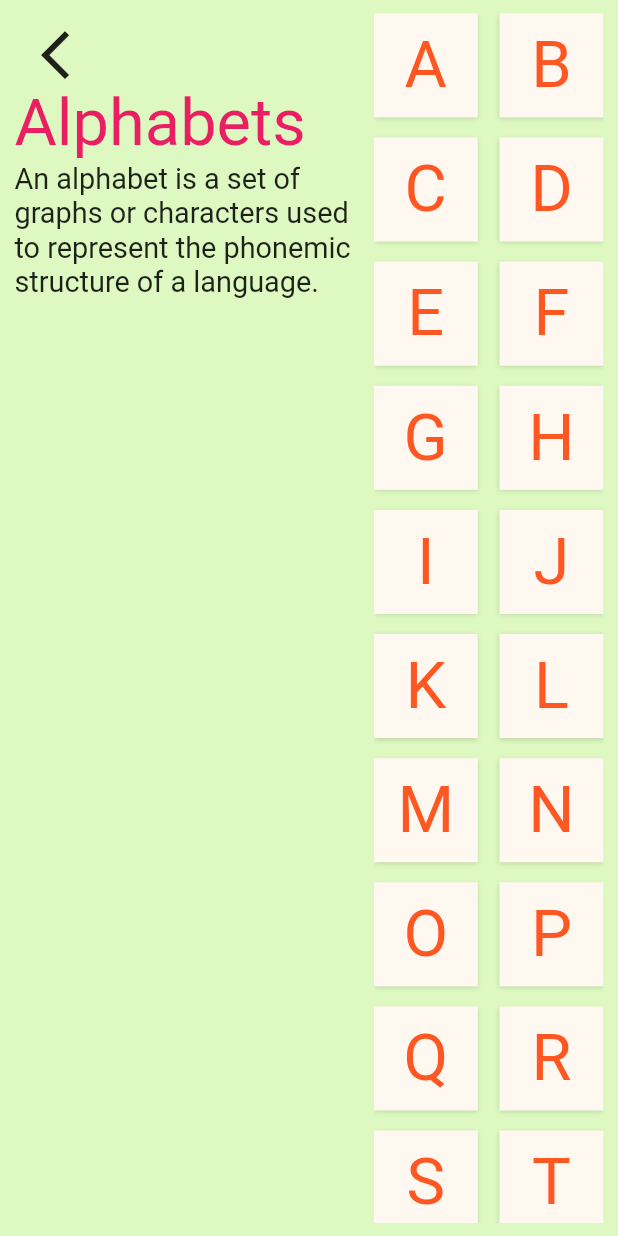
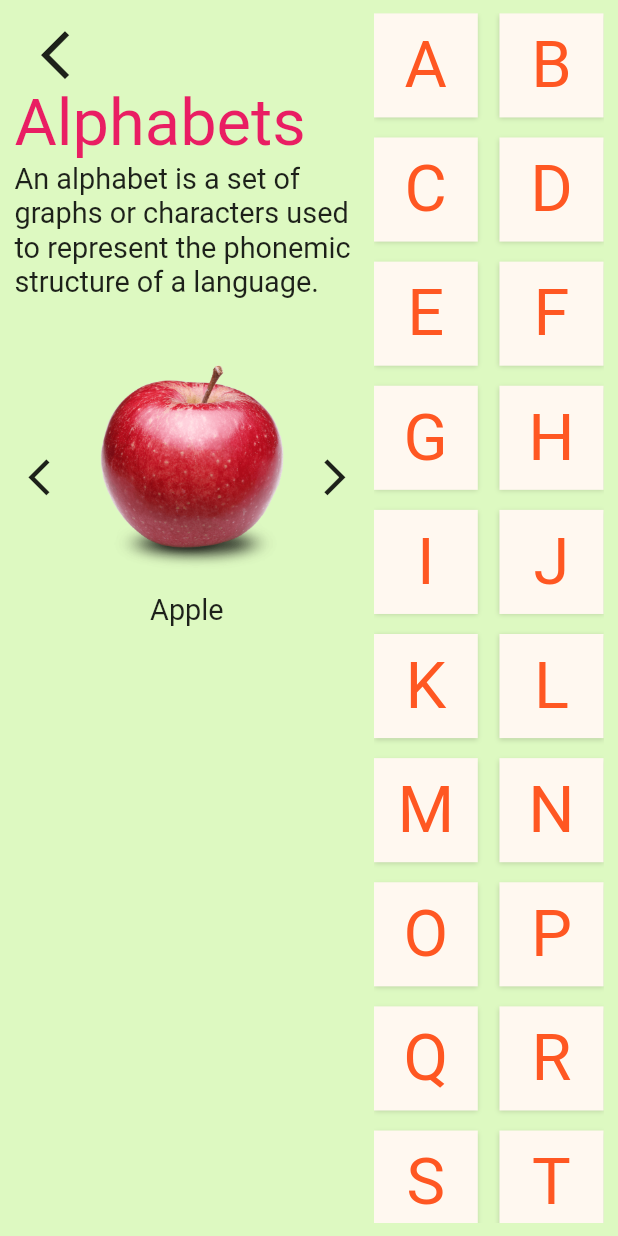
Before and after one commit to NasShihab/kids_time, a Flutter app: the Alphabet screen opened by its route, on a phone screen of 412 x 824 dp. Run offline on Flutter 3.47's test engine with Material 2 defaults, Android fonts, the phone set to English and light mode, and no system bars; our stand-ins replace flutter_screenutil, get, google_fonts; Roboto replaces fonts that are missing (Fruktur, Skranji).

Commit message:
pic show

```diff
--- a/lib/home_page/category/alphabet/alphabet.dart
+++ b/lib/home_page/category/alphabet/alphabet.dart
@@ -1,14 +1,19 @@
 import 'package:flutter/material.dart';
 import 'package:flutter_screenutil/flutter_screenutil.dart';
+import 'package:get/get.dart';
 import 'package:google_fonts/google_fonts.dart';
 import 'package:kids_time/custom_height.dart';
 import 'package:kids_time/home_page/category/alphabet/data_model.dart';
+
+import 'controller.dart';
 
 class Alphabet extends StatelessWidget {
   const Alphabet({Key? key}) : super(key: key);
 
   @override
   Widget build(BuildContext context) {
+    final controller = Get.put(SelectedIndex());
+
     return Scaffold(
       backgroundColor: const Color(0xFFddf9c1),
       body: SafeArea(
@@ -36,8 +41,79 @@ class Alphabet extends StatelessWidget {
                           fontSize: 45.sp, color: Colors.pink),
                     ),
                     Text(
-                        'An alphabet is a set of graphs or characters used to represent the'
-                            ' phonemic structure of a language.',style: TextStyle(fontSize: 20.sp),)
+                      'An alphabet is a set of graphs or characters used to represent the'
+                      ' phonemic structure of a language.',
+                      style: TextStyle(fontSize: 20.sp),
+                    ),
+                    height20(),
+                    Flexible(
+                      child: Row(
+                        children: [
+                          Expanded(
+                            flex: 1,
+                            child: IconButton(
+                              padding: EdgeInsets.zero,
+                              onPressed: () {
+                                if (controller.selectedIndex.value != 0) {
+                                  controller.selectedIndex.value--;
+                                }
+                              },
+                              icon: Icon(
+                                Icons.arrow_back_ios_new,
+                                size: 30.sp,
+                              ),
+                            ),
+                          ),
+                          Expanded(
+                            flex: 5,
+                            child: ListView.builder(
+                              itemCount: 1,
+                              shrinkWrap: true,
+                              itemBuilder: (context, index) {
+                                return Obx(
+                                  () => Column(
+                                    children: [
+                                      CircleAvatar(
+                                        radius: 100.r,
+                                        backgroundColor: Colors.transparent,
+                                        child: Image(
+                                          image: AssetImage(
+                                            fruitList[controller
+                                                    .selectedIndex.value]
+                                                .image
+                                                .toString(),
+                                          ),
+                                        ),
+                                      ),
+                                      Text(fruitList[controller
+                                          .selectedIndex.value]
+                                          .title
+                                          .toString(),style: GoogleFonts.secularOne(fontSize: 20.sp),)
+                                    ],
+                                  ),
+                                );
+                              },
+                            ),
+                          ),
+                          Expanded(
+                            flex: 1,
+                            child: IconButton(
+                              padding: EdgeInsets.zero,
+                              onPressed: () {
+                                if (controller.selectedIndex.value !=
+                                    fruitList.length - 1) {
+                                  controller.selectedIndex.value++;
+                                }
+                              },
+                              icon: Icon(
+                                Icons.arrow_forward_ios_sharp,
+                                size: 30.sp,
+                              ),
+                            ),
+                          ),
+                        ],
+                      ),
+                    )
                   ],
                 ),
               ),
--- /dev/null
+++ b/lib/home_page/category/alphabet/controller.dart
@@ -0,0 +1,10 @@
+import 'package:get/get.dart';
+
+class SelectedIndex extends GetxController {
+   final selectedIndex = 0.obs;
+
+  void updateIndex(index) {
+    index = selectedIndex;
+    index++;
+  }
+}
```
